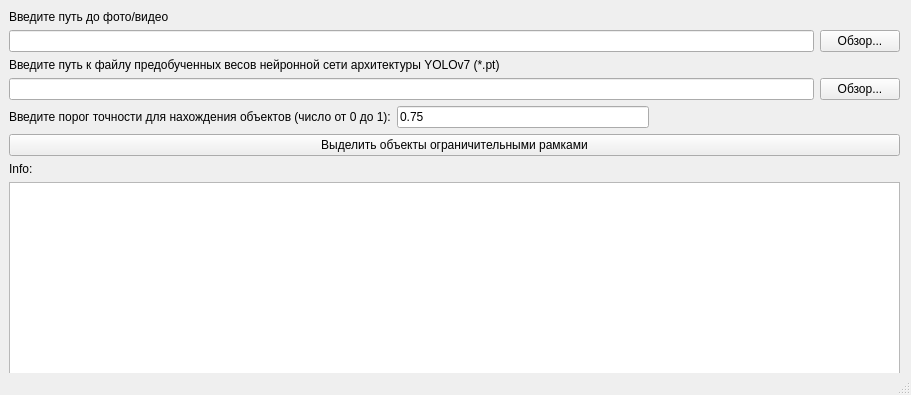
This is ui/MainWindow.ui in Dyupich/GUI-yolov7-detector as Qt 5 draws it before an edit. The edited form follows.
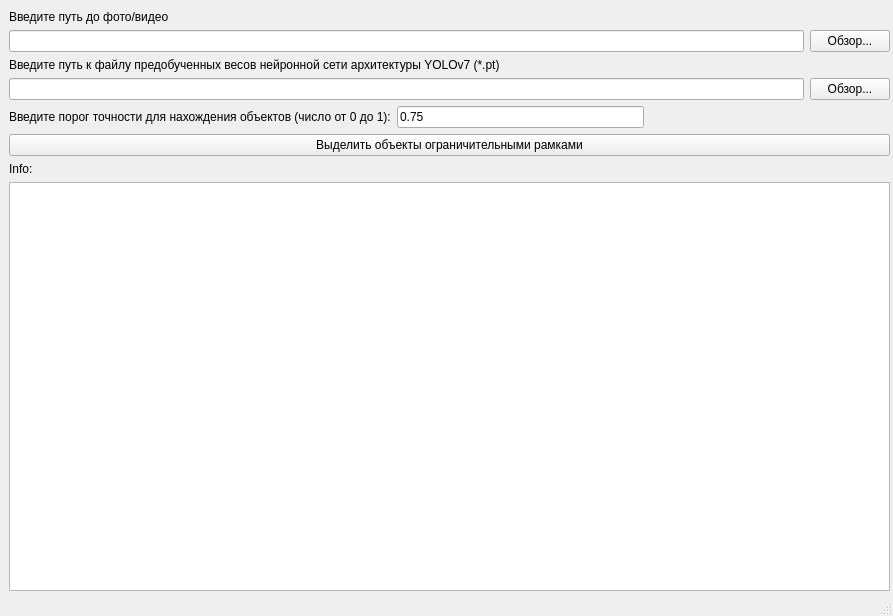
This is the edited form.

```diff
--- a/ui/MainWindow.ui
+++ b/ui/MainWindow.ui
@@ -6,8 +6,8 @@
    <rect>
     <x>0</x>
     <y>0</y>
-    <width>911</width>
-    <height>395</height>
+    <width>893</width>
+    <height>616</height>
    </rect>
   </property>
   <property name="windowTitle">
@@ -19,8 +19,8 @@
      <rect>
       <x>9</x>
       <y>10</y>
-      <width>891</width>
-      <height>421</height>
+      <width>881</width>
+      <height>581</height>
      </rect>
     </property>
     <layout class="QVBoxLayout" name="ButtonsLayout">
@@ -146,19 +146,6 @@
        </property>
       </widget>
      </item>
-     <item>
-      <spacer name="verticalSpacer">
-       <property name="orientation">
-        <enum>Qt::Vertical</enum>
-       </property>
-       <property name="sizeHint" stdset="0">
-        <size>
-         <width>20</width>
-         <height>40</height>
-        </size>
-       </property>
-      </spacer>
-     </item>
     </layout>
    </widget>
   </widget>
```
